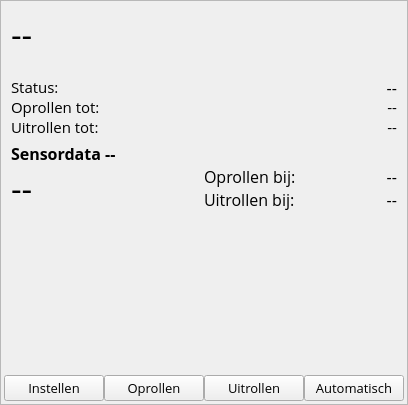
First picture: the form in centrale/widget.ui, repository elwint/-rolluik-domotica, before the edit.
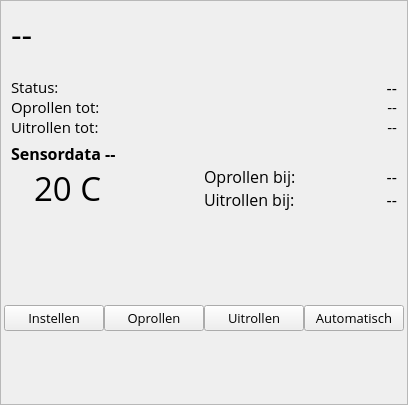
Second picture: the form after the edit. Icons and pictures are not drawn.

Commit message: Added graphs; Added temp/light icons; Fixed width issue with multiple widgets

```diff
--- a/centrale/widget.ui
+++ b/centrale/widget.ui
@@ -194,7 +194,13 @@
                </property>
                <item>
                 <widget class="QFrame" name="frmSensorIcon">
-                 <layout class="QGridLayout" name="gridLayout_5">
+                 <layout class="QFormLayout" name="formLayout">
+                  <property name="horizontalSpacing">
+                   <number>4</number>
+                  </property>
+                  <property name="verticalSpacing">
+                   <number>0</number>
+                  </property>
                   <property name="leftMargin">
                    <number>0</number>
                   </property>
@@ -207,10 +213,22 @@
                   <property name="bottomMargin">
                    <number>0</number>
                   </property>
-                  <property name="spacing">
-                   <number>0</number>
-                  </property>
-                  <item row="1" column="0">
+                  <item row="0" column="0">
+                   <widget class="QLabel" name="lblSensorIcon">
+                    <property name="font">
+                     <font>
+                      <pointsize>25</pointsize>
+                     </font>
+                    </property>
+                    <property name="text">
+                     <string/>
+                    </property>
+                    <property name="pixmap">
+                     <pixmap>icons/light.png</pixmap>
+                    </property>
+                   </widget>
+                  </item>
+                  <item row="0" column="1">
                    <widget class="QLabel" name="lblSensorData">
                     <property name="font">
                      <font>
@@ -218,7 +236,7 @@
                      </font>
                     </property>
                     <property name="text">
-                     <string>--</string>
+                     <string>20 C</string>
                     </property>
                    </widget>
                   </item>
@@ -340,7 +358,10 @@
          </item>
          <item row="2" column="0">
           <widget class="QFrame" name="frmGraph">
-           <layout class="QGridLayout" name="gridLayout_7">
+           <layout class="QVBoxLayout" name="graphLayout">
+            <property name="spacing">
+             <number>0</number>
+            </property>
             <property name="leftMargin">
              <number>0</number>
             </property>
@@ -353,22 +374,6 @@
             <property name="bottomMargin">
              <number>0</number>
             </property>
-            <property name="spacing">
-             <number>0</number>
-            </property>
-            <item row="0" column="0">
-             <spacer name="verticalSpacer">
-              <property name="orientation">
-               <enum>Qt::Vertical</enum>
-              </property>
-              <property name="sizeHint" stdset="0">
-               <size>
-                <width>20</width>
-                <height>144</height>
-               </size>
-              </property>
-             </spacer>
-            </item>
            </layout>
           </widget>
          </item>
```
The commit also changes 4 other files.
